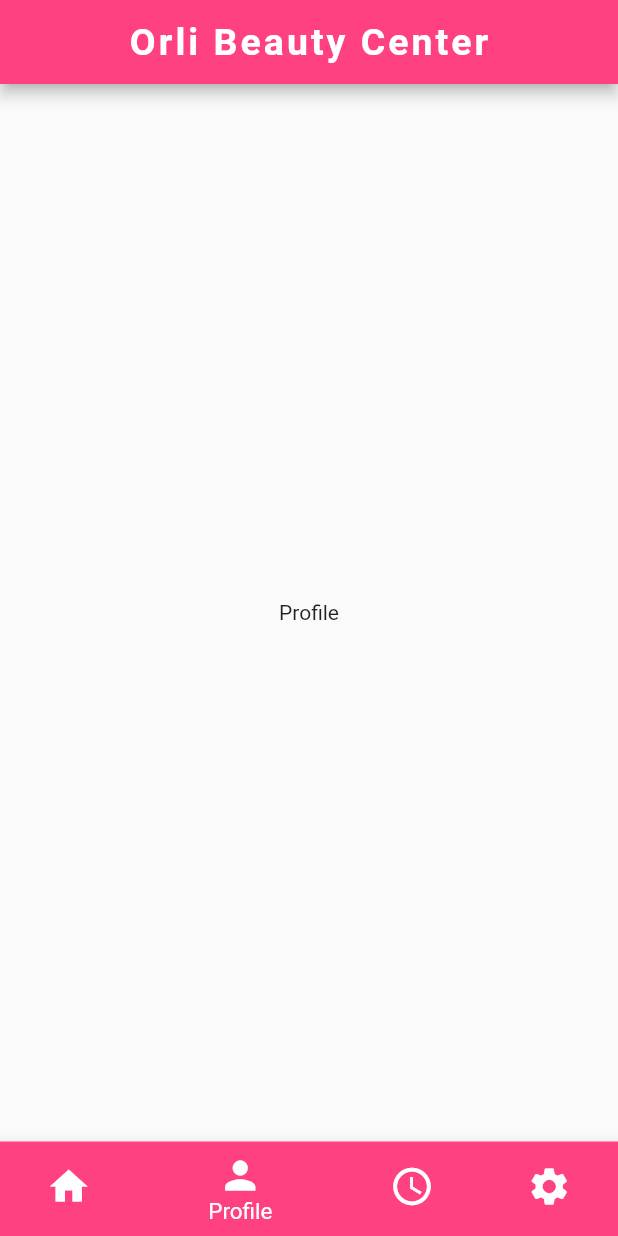
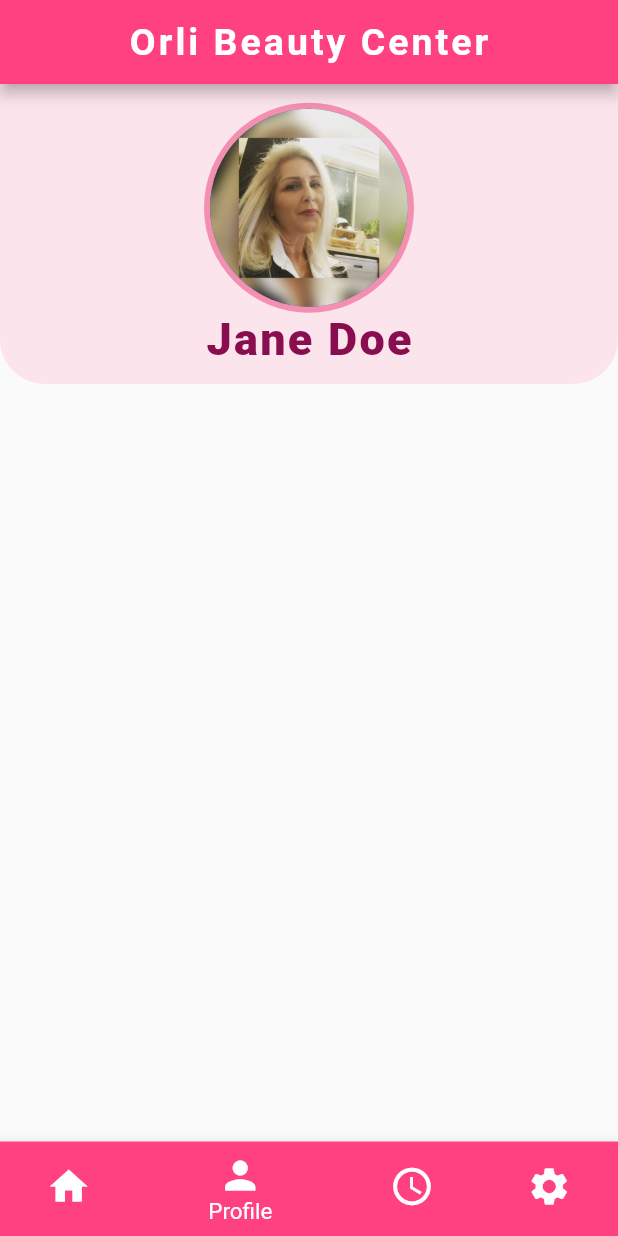
Before and after one commit to damirbar/order_app, a Flutter app: the screen it shows after launch, item 2 of the bottom bar chosen, on a phone screen of 412 x 824 dp. Run offline on Flutter 3.47's test engine with Material 2 defaults, Android fonts, the phone set to English and light mode, and no system bars.

Commit message:
Started working on the profile tab

```diff
--- a/lib/main.dart
+++ b/lib/main.dart
@@ -1,5 +1,6 @@
 import 'package:flutter/material.dart';
 import 'package:order_app/tabs/home_tab.dart';
+import 'package:order_app/tabs/profile_tab.dart';
 
 void main() {
   runApp(OrderApp());
@@ -17,7 +18,8 @@ class _OrderAppState extends State<OrderApp> {
   final tabs = [
     // Center(child: Text('Home')),
     HomeTab(),
-    Center(child: Text('Profile')),
+    // Center(child: Text('Profile')),
+    ProfileTab(),
     Center(child: Text('Appoinments')),
     Center(child: Text('Settings')),
   ];
@@ -59,7 +61,7 @@ class _OrderAppState extends State<OrderApp> {
           BottomNavigationBarItem(
             icon: Icon(Icons.access_time),
             title: Text('Appointments'),
-            backgroundColor: Colors.pinkAccent[600],
+            backgroundColor: Colors.pinkAccent,
           ),
           BottomNavigationBarItem(
             icon: Icon(Icons.settings),
--- a/lib/models/appointment.dart
+++ b/lib/models/appointment.dart
@@ -1,2 +1,8 @@
 class Appointment {
+
+  int duration;
+  DateTime dateTime = new DateTime.now();
+
+  Appointment({this.duration});
+
 }
--- a/lib/models/user.dart
+++ b/lib/models/user.dart
@@ -6,14 +6,15 @@ class User {
   String phoneNumber;
   String firstName;
   String lastName;
+  String profilePic;
   List<Appointment> appointments;
 
-  User({phoneNumber, firstName, lastName}) {
+  User({this.phoneNumber, this.firstName, this.lastName, this.profilePic}) {
     appointments = new List<Appointment>();
   }
 
   void addAppointment(startDate, duration) {
-
+    appointments.add(Appointment(duration: duration));
   }
 
 }
--- /dev/null
+++ b/lib/tabs/profile_tab.dart
@@ -0,0 +1,53 @@
+import 'package:flutter/material.dart';
+import 'package:order_app/models/user.dart';
+
+class ProfileTab extends StatelessWidget {
+  final User user = new User(
+    firstName: 'Jane',
+    lastName: 'Doe',
+    phoneNumber: '+972-55-555-5555',
+    profilePic: 'assets/profile_pics/prof_jane_doe.jpg',
+  );
+
+  @override
+  Widget build(BuildContext context) {
+    return ListView(
+      children: <Widget>[
+        ClipRRect(
+          borderRadius: BorderRadius.only(
+            bottomLeft: Radius.circular(30.0),
+            bottomRight: Radius.circular(30.0),
+          ),
+          child: Container(
+            color: Colors.pink[50],
+            height: 200.0,
+            child: Column(
+              mainAxisAlignment: MainAxisAlignment.center,
+              children: <Widget>[
+                CircleAvatar(
+                  backgroundColor: Colors.pink[200],
+                  radius: 70.0,
+                  child: CircleAvatar(
+                    backgroundImage: AssetImage(user.profilePic),
+                    radius: 66.0,
+                  ),
+                ),
+                Column(children: <Widget>[
+                  Text(
+                    '${user.firstName} ${user.lastName}',
+                    style: TextStyle(
+                      color: Colors.pink[900],
+                      fontSize: 30.0,
+                      fontWeight: FontWeight.w900,
+                      letterSpacing: 1.5,
+                    ),
+                  ),
+                ],)
+              ],
+            ),
+          ),
+        ),
+      ],
+    );
+  }
+}
--- a/pubspec.yaml
+++ b/pubspec.yaml
@@ -47,6 +47,7 @@ flutter:
   # To add assets to your application, add an assets section, like this:
   assets:
     - assets/
+    - assets/profile_pics/
   #   - images/a_dot_burr.jpeg
   #   - images/a_dot_ham.jpeg
 
```
Also changed, not shown: lib/services/user_holder.dart (added, +12 -0 lines), lib/tabs/home_tab.dart (+17 -2 lines), assets/profile_pics/prof_jane_doe.jpg (added), assets/profile_pics/prof_john_doe.jpg (added).
